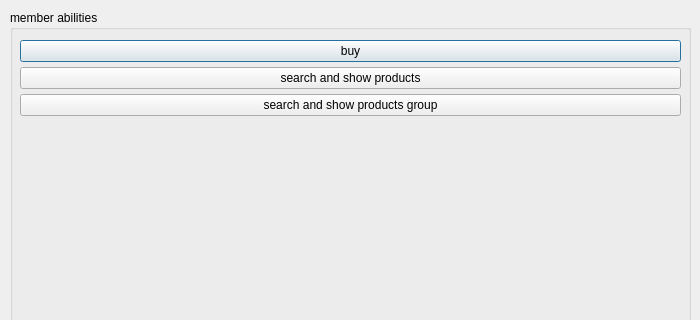
This is memberr.ui in melika-ag8/finalfoof as Qt 5 draws it before an edit; both pictures show x 0 to 700 and y 0 to 320 of the 700 by 600 pixel window. The edited form follows.
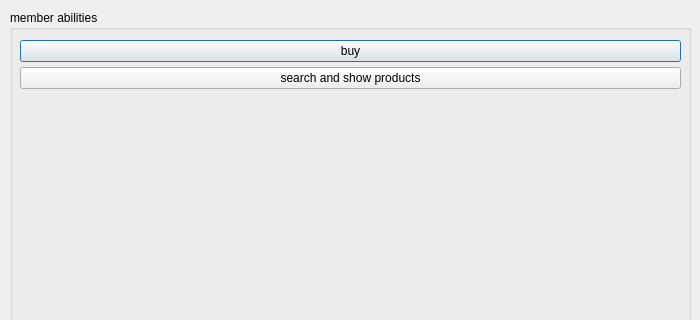
This is the edited form. Icons and pictures are not drawn.

The edit to the form file:
```diff
--- a/memberr.ui
+++ b/memberr.ui
@@ -96,13 +96,6 @@
          </property>
         </widget>
        </item>
-       <item>
-        <widget class="QPushButton" name="showg">
-         <property name="text">
-          <string>search and show products group</string>
-         </property>
-        </widget>
-       </item>
        <item>
         <spacer name="verticalSpacer">
          <property name="orientation">
```
